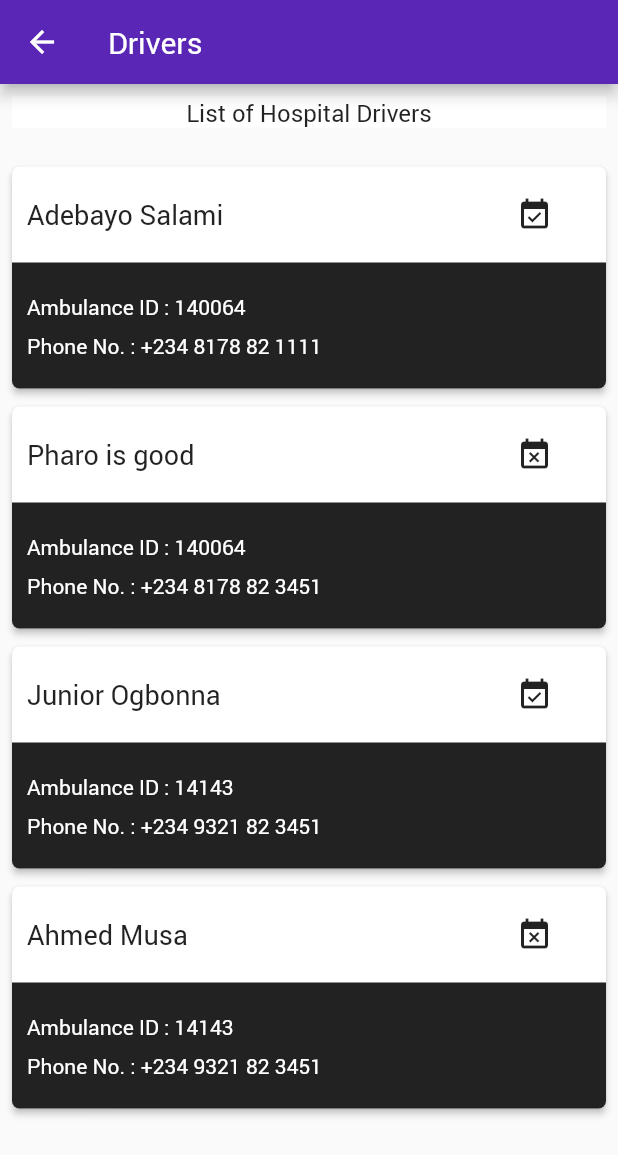
After one commit to OmegaDracul/Bast, a Flutter app: the MyHomePage screen opened directly, after a tap on "Drivers", on a phone screen of 412 x 824 dp. The commit adds this screen. Shown: the top 1155 px of the screen. Run offline on Flutter 3.47's test engine with Material 2 defaults, Android fonts, the phone set to English and light mode, and no system bars; missing offline and left inert: contact_picker; project files that could hold a hidden picture were left out.

Commit message:
Made some changes

```diff
--- a/lib/midwifeHomePages/drivers.dart
+++ b/lib/midwifeHomePages/drivers.dart
@@ -1,4 +1,5 @@
 import 'package:flutter/material.dart';
+import 'package:bast/supplemental/driverIterator.dart';
 
 class Drivers extends StatefulWidget {
   @override
@@ -8,8 +9,46 @@ class Drivers extends StatefulWidget {
 class _DriversState extends State<Drivers> {
   @override
   Widget build(BuildContext context) {
-    return Container(
-      color: Colors.redAccent,
+    return MyDrivers();
+  }
+}
+
+class MyDrivers extends StatefulWidget {
+  const MyDrivers({
+    Key key,
+  }) : super(key: key);
+
+  @override
+  MyDriversState createState() {
+    return MyDriversState();
+  }
+}
+
+class MyDriversState extends State<MyDrivers> {
+  @override
+  Widget build(BuildContext context) {
+    return Scaffold(
+      appBar: AppBar(title: Text('Drivers')),
+      body: Container(
+        height: MediaQuery.of(context).size.height - 100,
+        width: MediaQuery.of(context).size.width,
+        padding: EdgeInsets.all(8.0),
+        child: ListView(
+          children: <Widget>[
+            Container(
+              color: Colors.white,
+              child: Align(
+                alignment: Alignment.center,
+                child: Text(
+                  'List of Hospital Drivers',
+                  style: TextStyle(fontSize: 16),
+                ),
+              ),
+            ),
+            DriverBuild()
+          ],
+        ),
+      ),
     );
   }
 }
--- /dev/null
+++ b/lib/supplemental/driverIterator.dart
@@ -0,0 +1,123 @@
+import 'package:flutter/material.dart';
+
+List<Map<String, dynamic>> driverArr = [
+  {
+    'name': 'Adebayo Salami',
+    'phoneNo': '+234 8178 82 1111',
+    'ambulanceId': '140064',
+    'availability' : true
+  },
+  {
+    'name': 'Pharo is good',
+    'phoneNo': '+234 8178 82 3451',
+    'ambulanceId': '140064',
+    'availability' : false
+  },
+  {
+    'name': 'Junior Ogbonna',
+    'phoneNo': '+234 9321 82 3451',
+    'ambulanceId': '14143',
+    'availability' : true
+  },
+  {
+    'name': 'Ahmed Musa',
+    'phoneNo': '+234 9321 82 3451',
+    'ambulanceId': '14143',
+    'availability' : false
+  }
+
+];
+
+class Driver {
+  final String name;
+  final String phoneNo;
+  final String ambulanceId;
+  final bool availability;
+
+  Driver(this.name, this.phoneNo, this.ambulanceId, this.availability);
+}
+
+class DriverBuild extends StatelessWidget {
+  @override
+  Widget build(BuildContext context) {
+    List<Widget> createList(List arr) {
+      List<Driver> drivers = [];
+      List<Widget> widgets = [];
+
+      for (var i = 0; i < arr.length; i++) {
+        var driver = Driver(arr[i]['name'], arr[i]['phoneNo'], arr[i]['ambulanceId'], arr[i]['availability']);
+        drivers.add(driver);
+      }
+      //print(drivers);
+
+      for (var i = 0; i < drivers.length; i++) {
+        var widget = Padding(
+          padding: const EdgeInsets.symmetric(vertical: 6.0),
+          child: Card(
+                elevation: 2.0,
+                shape: RoundedRectangleBorder(borderRadius: BorderRadius.circular(5)),
+                margin: EdgeInsets.all(0),
+                child: Column(
+                  children: <Widget>[
+                    Padding(
+                      padding: const EdgeInsets.symmetric(horizontal:10.0, vertical: 20.0),
+                      child: Container(
+                        child: Row(
+                          children: <Widget>[
+                            Expanded(
+                              flex: 4,
+                              child: Text(
+                                drivers[i].name,
+                                style: TextStyle(fontSize: 18
+                                ),
+                              ),
+                            ),
+                            Expanded(
+                              child: Icon(
+                                drivers[i].availability ? Icons.event_available : Icons.event_busy
+                              )
+                            )
+                          ],
+                        ),
+                      ),
+                    ),
+                  Container(
+                    //height: 80,
+                    decoration: new BoxDecoration(
+                      color: Colors.black87,
+                      borderRadius: new BorderRadius.only(
+                          bottomRight: Radius.circular(5.0),
+                          bottomLeft: Radius.circular(5.0)
+                      )
+                    ),
+                    child: Padding(
+                      padding: const EdgeInsets.symmetric(horizontal:10.0, vertical: 20.0),
+                      child: Column(
+                        crossAxisAlignment: CrossAxisAlignment.stretch,
+                        children: <Widget>[
+                          Padding(
+                            padding: const EdgeInsets.only(bottom: 8.0),
+                            child: Text('Ambulance ID : ${drivers[i].ambulanceId}', style: TextStyle(color: Colors.white, fontSize: 14),),
+                          ),
+                          Text('Phone No. : ${drivers[i].phoneNo}', style: TextStyle(color: Colors.white, fontSize: 14),),
+                        ],
+                      ),
+                    ),
+                  )
+                ]
+              )
+            ),
+        );
+        widgets.add(widget);
+      }
+      return widgets;
+    }
+
+    return Padding(
+      padding: const EdgeInsets.only(top: 20.0),
+      child: Column(
+        children: createList(driverArr),
+      )
+    );
+  }
+}
--- a/pubspec.yaml
+++ b/pubspec.yaml
@@ -21,6 +21,7 @@ dependencies:
   cupertino_icons: ^0.1.2
 
   contact_picker: ^0.0.2
+  # geolocator: ^3.0.0
 
 dev_dependencies:
   flutter_test:
```
Also changed, not shown: lib/homeIconPages/contactInfo.dart (+24 -1 lines), lib/homeIconPages/sos.dart (+91 -2 lines), lib/midwifeHomePages/patients.dart (+7 -5 lines), 1 other file.
